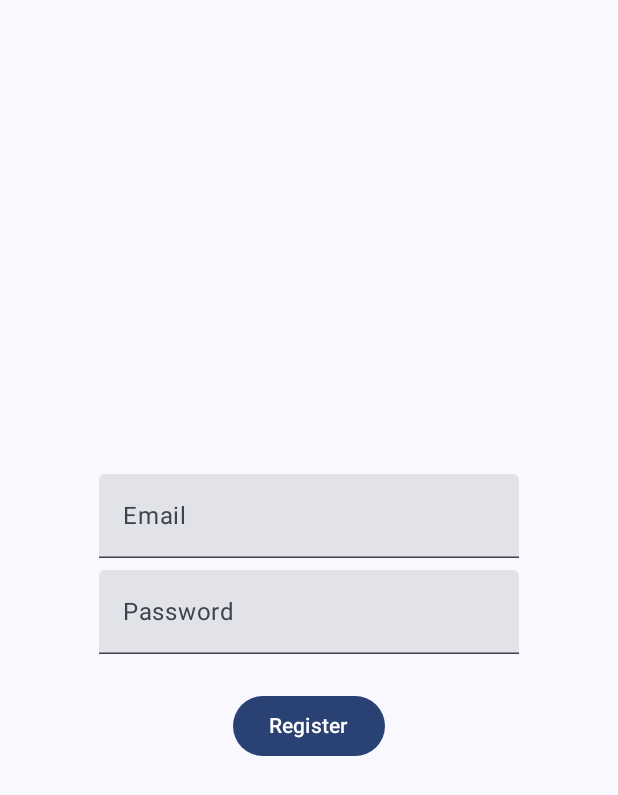
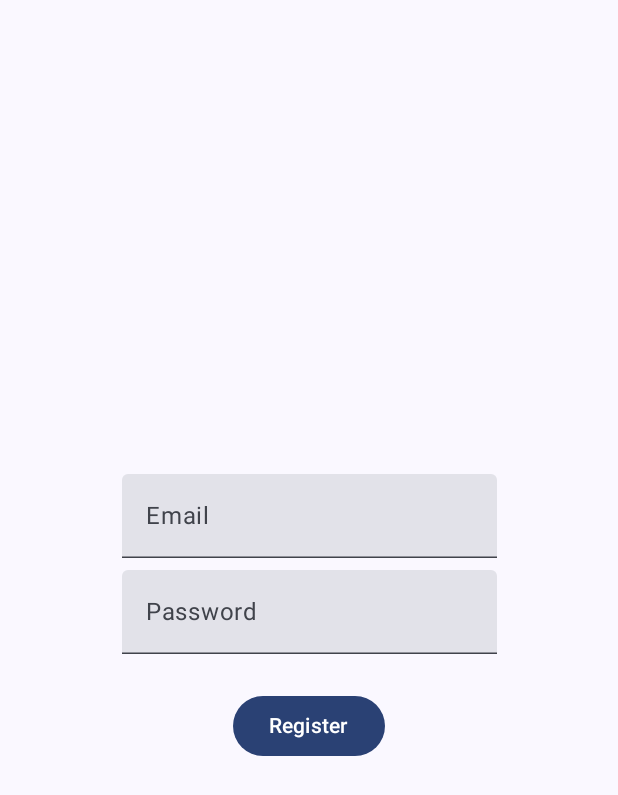
Before and after one commit to abir4u/AndroidBasics, an Android app built with Jetpack Compose: the composable FirebaseEmailRegisterScreen shown on its own in the app's theme, on a phone screen of 412 x 824 dp. Shown: the top 795 px of the screen. Run offline under Robolectric (Android 15) with nearby library versions, the phone set to English and light mode, and no system bars; our stand-ins replace Firebase (no records; nobody signed in at launch, a user with empty details on screens opened directly), livedata-compose.

Commit message:
Create a wrapper for common Textfields across Firebase authentication screens

```diff
--- /dev/null
+++ b/app/src/main/java/com/abir/androidbasicpart1/composables/common/BasicTextField.kt
@@ -0,0 +1,43 @@
+package com.abir.androidbasicpart1.composables.common
+
+import androidx.compose.foundation.layout.width
+import androidx.compose.foundation.text.KeyboardOptions
+import androidx.compose.material3.MaterialTheme
+import androidx.compose.material3.Text
+import androidx.compose.material3.TextField
+import androidx.compose.runtime.Composable
+import androidx.compose.ui.Modifier
+import androidx.compose.ui.text.input.VisualTransformation
+import androidx.compose.ui.unit.dp
+
+@Composable
+fun BasicTextField(
+    value: String,
+    onValueChange: (String) -> Unit,
+    labelText: String,
+    errorText: String? = null,
+    keyboardOptions: KeyboardOptions = KeyboardOptions.Default,
+    visualTransformation: VisualTransformation = VisualTransformation.None,
+    placeholderText: String = "",
+    singleLine: Boolean = true,
+    modifier: Modifier = Modifier.width(250.dp),
+) {
+    TextField(
+        value = value,
+        onValueChange = onValueChange,
+        label = { Text(labelText) },
+        isError = errorText != null,
+        keyboardOptions = keyboardOptions,
+        visualTransformation = visualTransformation,
+        placeholder = { Text(placeholderText) },
+        singleLine = singleLine,
+        modifier = modifier
+    )
+    if (errorText != null) {
+        Text(
+            text = errorText!!,
+            color = MaterialTheme.colorScheme.error,
+            style = MaterialTheme.typography.bodySmall
+        )
+    }
+}
--- a/app/src/main/java/com/abir/androidbasicpart1/screens/firebase/authentication/email/FirebaseEmailRegisterScreen.kt
+++ b/app/src/main/java/com/abir/androidbasicpart1/screens/firebase/authentication/email/FirebaseEmailRegisterScreen.kt
@@ -7,6 +7,7 @@ import androidx.compose.foundation.layout.Spacer
 import androidx.compose.foundation.layout.fillMaxSize
 import androidx.compose.foundation.layout.height
 import androidx.compose.foundation.layout.padding
+import androidx.compose.foundation.text.KeyboardOptions
 import androidx.compose.material3.Button
 import androidx.compose.material3.MaterialTheme
 import androidx.compose.material3.Text
@@ -21,10 +22,13 @@ import androidx.compose.ui.Alignment
 import androidx.compose.ui.Modifier
 import androidx.compose.ui.platform.LocalContext
 import androidx.compose.ui.res.stringResource
+import androidx.compose.ui.text.input.KeyboardType
+import androidx.compose.ui.text.input.PasswordVisualTransformation
 import androidx.compose.ui.unit.dp
 import androidx.lifecycle.viewmodel.compose.viewModel
 import androidx.navigation.NavHostController
 import com.abir.androidbasicpart1.R
+import com.abir.androidbasicpart1.composables.common.BasicTextField
 import com.abir.androidbasicpart1.composables.navigation.Screen
 import com.abir.androidbasicpart1.viewmodels.AuthenticationViewModel
 
@@ -45,39 +49,30 @@ fun FirebaseEmailRegisterScreen(navController: NavHostController, viewModel: Aut
         horizontalAlignment = Alignment.CenterHorizontally,
         verticalArrangement = Arrangement.Center
     ) {
-        TextField(
+        BasicTextField(
             value = email,
             onValueChange =
             {
                 email = it
                 viewModel.validateEmail(it)
             },
-            label = { Text("Email") }
+            labelText = "Email",
+            errorText = emailError,
+            keyboardOptions = KeyboardOptions(keyboardType = KeyboardType.Email)
         )
-        if (emailError != null) {
-            Text(
-                text = emailError!!,
-                color = MaterialTheme.colorScheme.error,
-                style = MaterialTheme.typography.bodySmall
-            )
-        }
         Spacer(modifier = Modifier.height(8.dp))
-        TextField(
+        BasicTextField(
             value = password,
             onValueChange =
             {
                 password = it
                 viewModel.validatePassword(it)
             },
-            label = { Text("Password") }
+            labelText = "Password",
+            errorText = passwordError,
+            keyboardOptions = KeyboardOptions(keyboardType = KeyboardType.Password),
+            visualTransformation = PasswordVisualTransformation()
         )
-        if (passwordError != null) {
-            Text(
-                text = passwordError!!,
-                color = MaterialTheme.colorScheme.error,
-                style = MaterialTheme.typography.bodySmall
-            )
-        }
         Spacer(modifier = Modifier.height(24.dp))
         Button(onClick = { viewModel.registerWithEmail(context, email, password) }) {
             Text("Register")
```
Also changed, not shown: app/src/main/java/com/abir/androidbasicpart1/screens/firebase/authentication/email/FirebaseEmailLoginScreen.kt (+8 -25 lines), app/src/main/java/com/abir/androidbasicpart1/screens/firebase/authentication/phone/FirebasePhoneLoginScreen.kt (+16 -19 lines), 1 other file.
